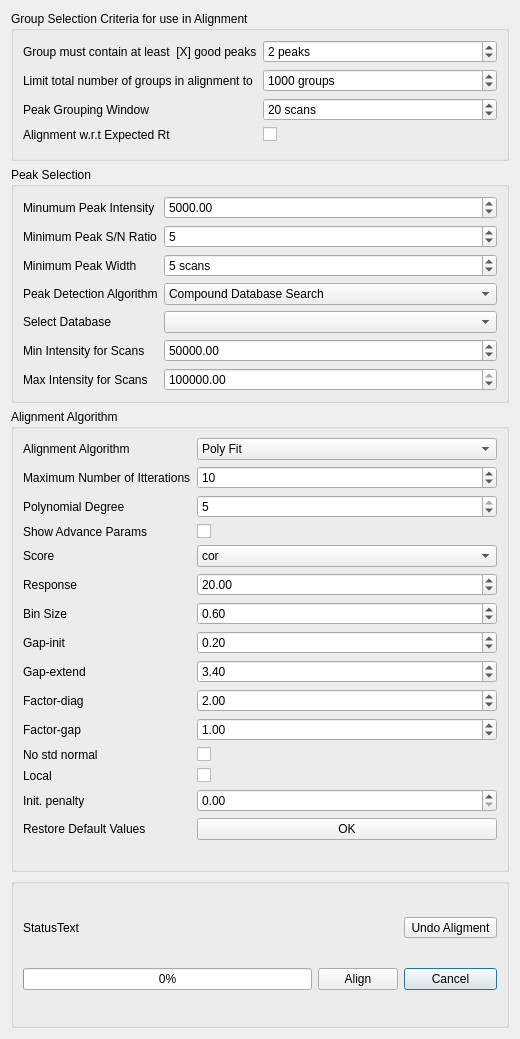
Before: the Qt Designer form src/gui/mzroll/forms/alignmentdialog.ui in ElucidataInc/ElMaven, drawn with Qt 5.
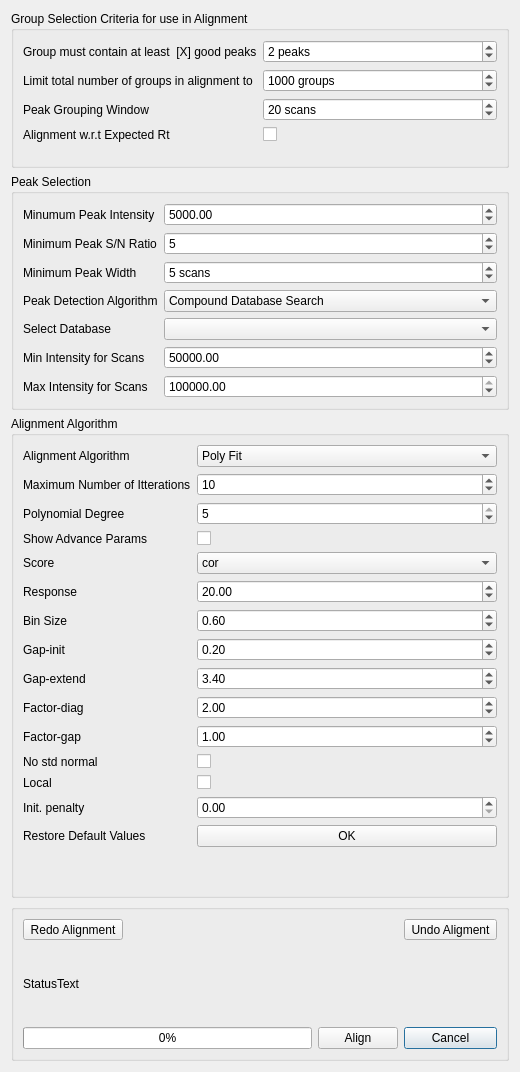
After: the same form once the commit is applied.

Commit message:
Ftr: Add redo alignment #551 	Redo aligment is implimented using stack
Now undo alignment and redo alignment is working for obi_warp

Issue: #551

The edit to the form file:
```diff
--- a/src/gui/mzroll/forms/alignmentdialog.ui
+++ b/src/gui/mzroll/forms/alignmentdialog.ui
@@ -7,7 +7,7 @@
     <x>0</x>
     <y>0</y>
     <width>520</width>
-    <height>1039</height>
+    <height>1072</height>
    </rect>
   </property>
   <property name="windowTitle">
@@ -197,13 +197,20 @@
         </property>
        </widget>
       </item>
-      <item row="1" column="2">
-       <widget class="QToolButton" name="UndoAlignment">
+      <item row="0" column="2">
+       <widget class="QToolButton" name="undoAlignment">
         <property name="text">
          <string>Undo Aligment</string>
         </property>
        </widget>
       </item>
+      <item row="0" column="0" colspan="2">
+       <widget class="QToolButton" name="redoAlignment">
+        <property name="text">
+         <string>Redo Alignment</string>
+        </property>
+       </widget>
+      </item>
      </layout>
     </widget>
    </item>
```
Left out of the diff: 1 changed line with no effect on the pictures. The commit also changes 6 other files.
